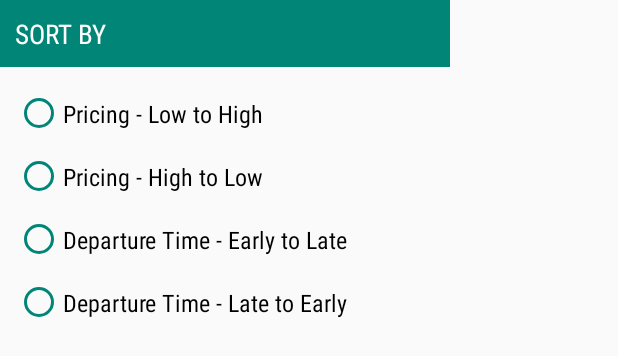
After one commit to VarnitKhandelwal/android_challenge_varnit_khandelwal, an Android app: the layout dialog_sort_options.xml on its own in the app's theme, with its tools: preview values and no code run, on a phone screen of 412 x 824 dp. The commit adds this screen. Shown: the top 356 px of the screen. Run offline under Robolectric (Android 15) with nearby library versions, the phone set to English and light mode, and no system bars; network calls fail.

Commit message:
Upload Project....

```diff
--- /dev/null
+++ b/app/src/main/res/layout/dialog_sort_options.xml
@@ -0,0 +1,72 @@
+<?xml version="1.0" encoding="utf-8"?>
+<LinearLayout xmlns:android="http://schemas.android.com/apk/res/android"
+    xmlns:app="http://schemas.android.com/apk/res-auto"
+    android:layout_width="300dp"
+    android:layout_height="wrap_content"
+    android:orientation="vertical"
+    android:paddingBottom="10dp">
+
+    <TextView
+        android:layout_width="match_parent"
+        android:layout_height="wrap_content"
+        android:background="@color/colorPrimary"
+        android:fontFamily="sans-serif-condensed"
+        android:gravity="start"
+        android:padding="10dp"
+        android:text="sort by"
+        android:textAllCaps="true"
+        android:textColor="#fff"
+        android:textSize="18sp" />
+
+    <RadioGroup
+        android:id="@+id/options"
+        android:layout_width="match_parent"
+        android:layout_height="wrap_content"
+        android:padding="10dp">
+
+        <RadioButton
+            android:id="@+id/pLH"
+            android:layout_width="match_parent"
+            android:paddingTop="10dp"
+            android:fontFamily="sans-serif-condensed"
+            android:paddingBottom="10dp"
+            android:layout_height="wrap_content"
+            android:text="Pricing - Low to High"
+            android:textSize="16sp"
+            app:buttonTint="@color/colorPrimary" />
+
+        <RadioButton
+            android:id="@+id/pHL"
+            android:layout_width="match_parent"
+            android:textSize="16sp"
+            android:paddingTop="10dp"
+            android:paddingBottom="10dp"
+            android:fontFamily="sans-serif-condensed"
+            android:layout_height="wrap_content"
+            android:text="Pricing - High to Low"
+            app:buttonTint="@color/colorPrimary" />
+
+        <RadioButton
+            android:id="@+id/earliest"
+            android:layout_width="match_parent"
+            android:paddingTop="10dp"
+            android:fontFamily="sans-serif-condensed"
+            android:paddingBottom="10dp"
+            android:layout_height="wrap_content"
+            android:textSize="16sp"
+            android:text="Departure Time - Early to Late"
+            app:buttonTint="@color/colorPrimary" />
+
+        <RadioButton
+            android:id="@+id/latest"
+            android:layout_width="match_parent"
+            android:fontFamily="sans-serif-condensed"
+            android:paddingTop="10dp"
+            android:paddingBottom="10dp"
+            android:layout_height="wrap_content"
+            android:textSize="16sp"
+            android:text="Departure Time - Late to Early"
+            app:buttonTint="@color/colorPrimary" />
+
+    </RadioGroup>
+</LinearLayout>
--- a/app/src/main/res/layout/item_layout.xml
+++ b/app/src/main/res/layout/item_layout.xml
@@ -119,9 +119,8 @@
 
                 <TextView
                     android:id="@+id/provider_name"
-                    android:layout_width="wrap_content"
+                    android:layout_width="120dp"
                     android:layout_height="wrap_content"
-                    android:layout_weight="1"
                     android:text="@{imageViewModel.providerName}"
                     android:textColor="@android:color/holo_orange_dark"
                     android:textStyle="bold"
```
Also changed, not shown: app/src/main/java/com/android/varnit/ixigoassignment/view/MainActivity.java (+86 -4 lines), app/src/main/java/com/android/varnit/ixigoassignment/viewmodel/MainViewModel.java (+10 -3 lines), app/src/main/res/drawable/ic_sort.xml (added, +9 -0 lines), app/src/main/res/layout/activity_main.xml (+32 -8 lines).
